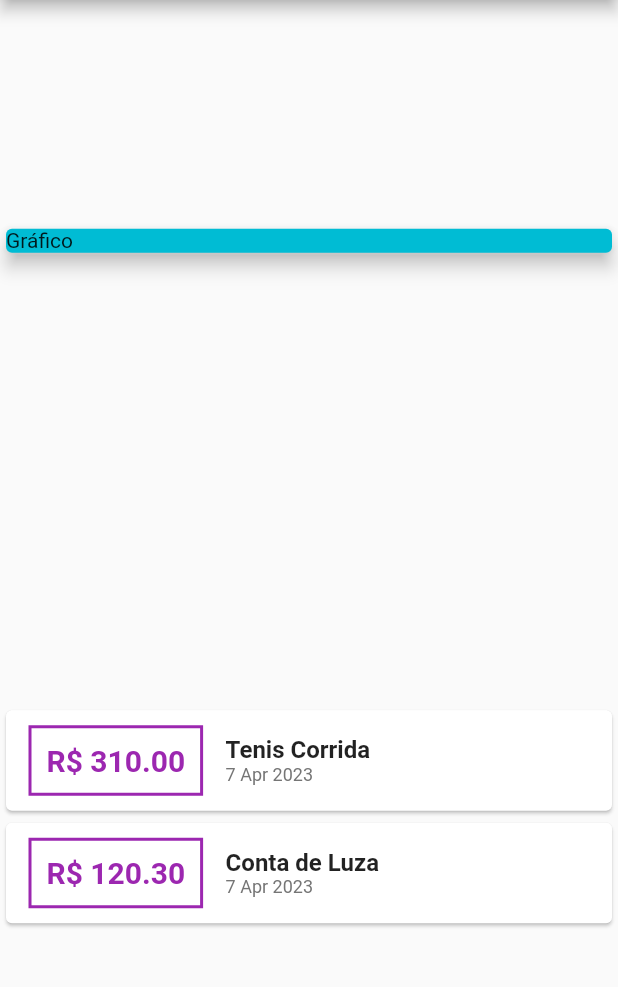
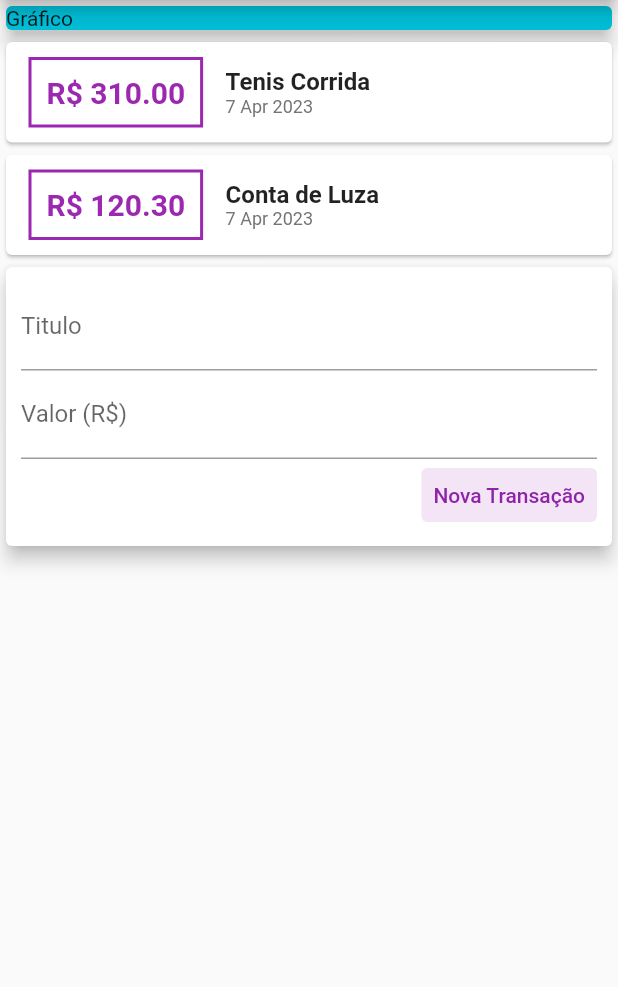
Before and after one commit to 9reis/despesas_pessoais__flutter, a Flutter app: the screen it shows after launch, on a phone screen of 412 x 824 dp, the part 84-1071 px from its top. Run offline on Flutter 3.47's test engine with Material 2 defaults, Android fonts, the light colour scheme and no system bars.

Commit message:
Usando TextField #1

```diff
--- a/analysis_options.yaml
+++ b/analysis_options.yaml
@@ -22,6 +22,7 @@ linter:
   # `// ignore_for_file: name_of_lint` syntax on the line or in the file
   # producing the lint.
   rules:
+    prefer_const_constructors : false
     # avoid_print: false  # Uncomment to disable the `avoid_print` rule
     # prefer_single_quotes: true  # Uncomment to enable the `prefer_single_quotes` rule
 
--- a/lib/main.dart
+++ b/lib/main.dart
@@ -42,7 +42,6 @@ class MyHomePage extends StatelessWidget {
         centerTitle: true,
       ),
       body: Column(
-          mainAxisAlignment: MainAxisAlignment.spaceAround,
         crossAxisAlignment: CrossAxisAlignment.stretch,
         children: [
           Container(
@@ -105,8 +104,43 @@ class MyHomePage extends StatelessWidget {
                     );
               }).toList(),
             ),
-            )
+          ),
+          Card(
+            elevation: 5,
+            child: Padding(
+              padding: const EdgeInsets.all(10),
+              child: Column(
+                children: [
+                  TextField(
+                    decoration: InputDecoration(
+                      labelText: 'Titulo',
+                    ),
+                  ),
+                  TextField(
+                    decoration: InputDecoration(
+                      labelText: 'Valor (R\$)',
+                    ),
+                  ),
+                  Row(
+                    mainAxisAlignment: MainAxisAlignment.end,
+                    children: [
+                      TextButton(
+                        child: Text(
+                          'Nova Transação',
+                          style: TextStyle(color: Colors.purple[600]),
+                        ),
+                        style: TextButton.styleFrom(
+                            backgroundColor: Colors.purple[50]),
+                        onPressed: () {},
+                      ),
                     ],
-        ));
+                  ),
+                ],
+              ),
+            ),
+          ),
+        ],
+      ),
+    );
   }
 }
```
Lines whose indentation alone changed are shown as unchanged.
